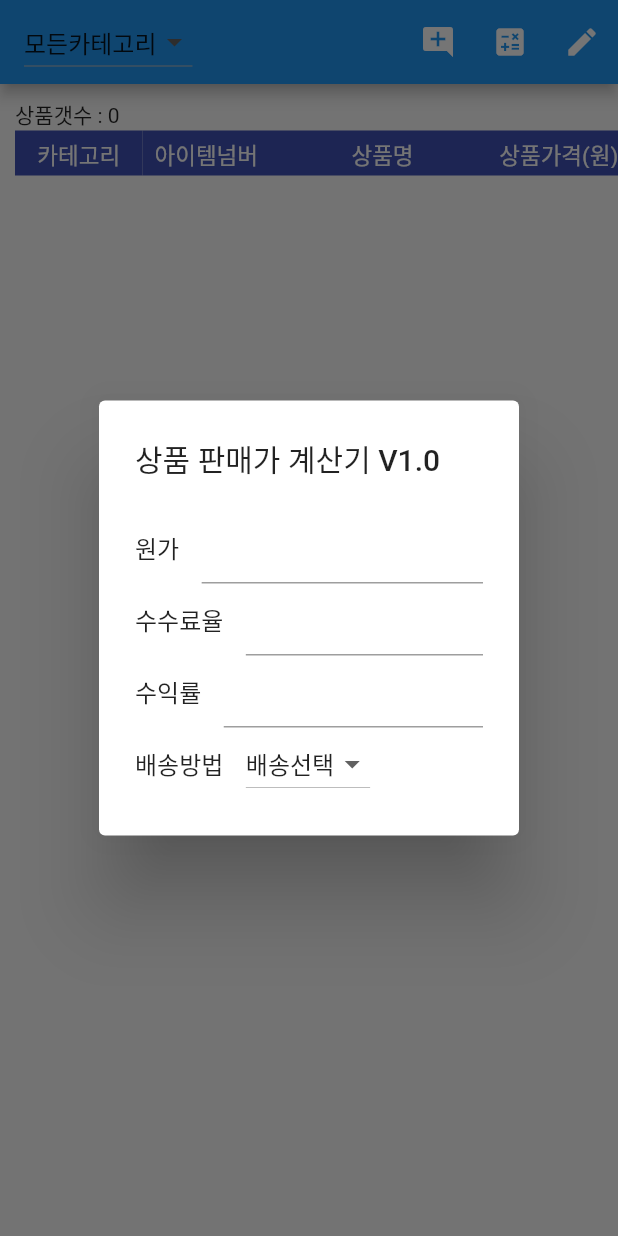
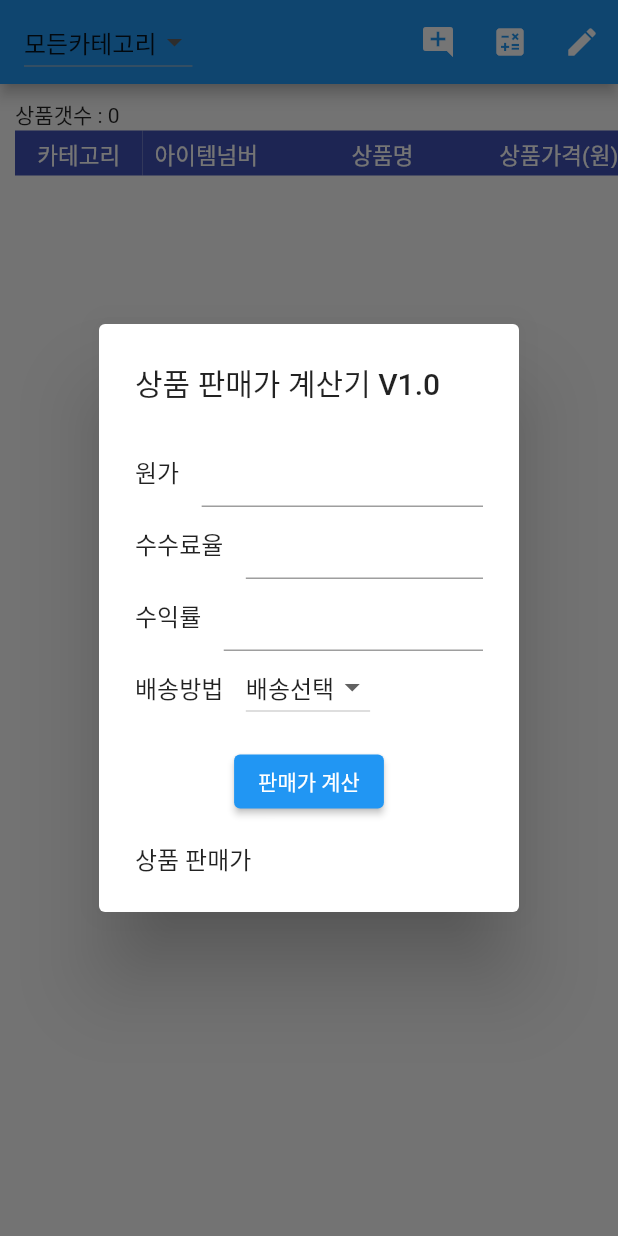
Before and after one commit to WonsunOh/stockmanager, a Flutter app: the screen it shows after launch, scrolled down 576 dp, after a tap on the "calculate" icon, on a phone screen of 412 x 824 dp. Run offline on Flutter 3.47's test engine with Material 2 defaults, Android fonts, the phone set to English and light mode, and no system bars; our stand-ins replace cloud_firestore, firebase_core, get; missing offline and left inert: dart:js; accounts and stored records are empty.

Commit message:
사무실컴 첫번째 커밋

```diff
--- a/lib/views/widgets/components/goods_price_calculator.dart
+++ b/lib/views/widgets/components/goods_price_calculator.dart
@@ -68,19 +68,26 @@ import 'package:stockmanager/controllers/stockmanager_controller.dart';
 // }
 
 class GoodsPriceCalculator {
+  final _formkey = GlobalKey<FormState>();
+  String costPrice = '';
+  String commissionRate = '';
+  String earningRate = '';
+  String sellingPrice = '';
+  String deliveryCharge = '';
   @override
   GoodsPriceCalculator() {
     Get.dialog(
       AlertDialog(
         title: Text('상품 판매가 계산기 V1.0'),
         content: Form(
+          key: _formkey,
           child: Container(
             child: Column(
               mainAxisSize: MainAxisSize.min,
               children: [
-                input_text('원가'),
-                input_text('수수료율'),
-                input_text('수익률'),
+                input_text('원가',costPrice),
+                input_text('수수료율', commissionRate),
+                input_text('수익률', earningRate),
                 Row(
                   children: [
                     Text('배송방법'),
@@ -102,6 +109,24 @@ class GoodsPriceCalculator {
                     ),
                   ],
                 ),
+                //무료배송이면 배송비 입력란이 나오게
+                // StockmanagerController.to.dropdownValue == '무료배송' ? input_text('배송비') : Container(),
+                SizedBox(height: 15),
+                ElevatedButton(
+                  onPressed: (){
+
+                  },
+                  child: Text('판매가 계산'),
+                ),
+                SizedBox(height: 15),
+                Row(
+                  children: [
+                    Text('상품 판매가'),
+                    SizedBox(width: 15
+                    ),
+                    Text('')
+                  ],
+                )
               ],
             ),
           ),
@@ -110,19 +135,32 @@ class GoodsPriceCalculator {
     );
   }
 
-  Widget input_text(String title) {
+  Widget input_text(String title, String formValue) {
     return Row(
       children: [
         Text(title),
         SizedBox(width: 15),
         Expanded(
             child: TextFormField(
-          onChanged: (val) {},
+          onChanged: (val) {
+            formValue = val;
+          },
         )),
       ],
     );
   }
+
+  sellingPriceCalculate(){
+    if(StockmanagerController.to.dropdownValue.value == '유료배송') {
+      sellingPrice = ((((int.parse(costPrice) / (1 - int.parse(earningRate) - int.parse(commissionRate))) /10).round())*10).toString();
+  } else if(StockmanagerController.to.dropdownValue.value == '무료배송') {
+      sellingPrice = (((((int.parse(costPrice)+int.parse(deliveryCharge)) / (1 - int.parse(earningRate) - int.parse(commissionRate))) /10).round())*10).toString();
+    }
+
+  }
 }
+
+
 
 // class DeliveryDropdownButton extends StatefulWidget {
 //   const DeliveryDropdownButton({Key? key}) : super(key: key);
```
